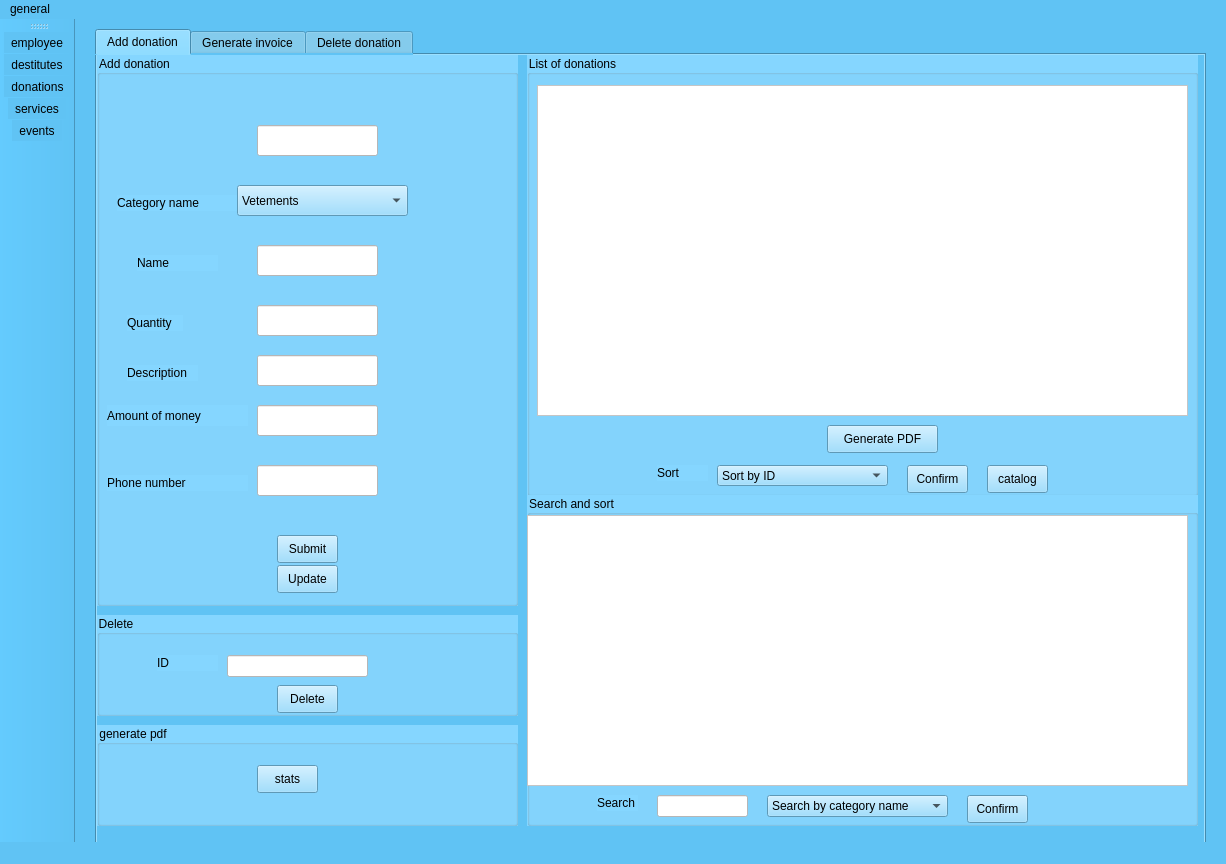
First picture: the form in mainwindow.ui, repository Ghalia9/SmartShareAncCareCenter, before the edit.
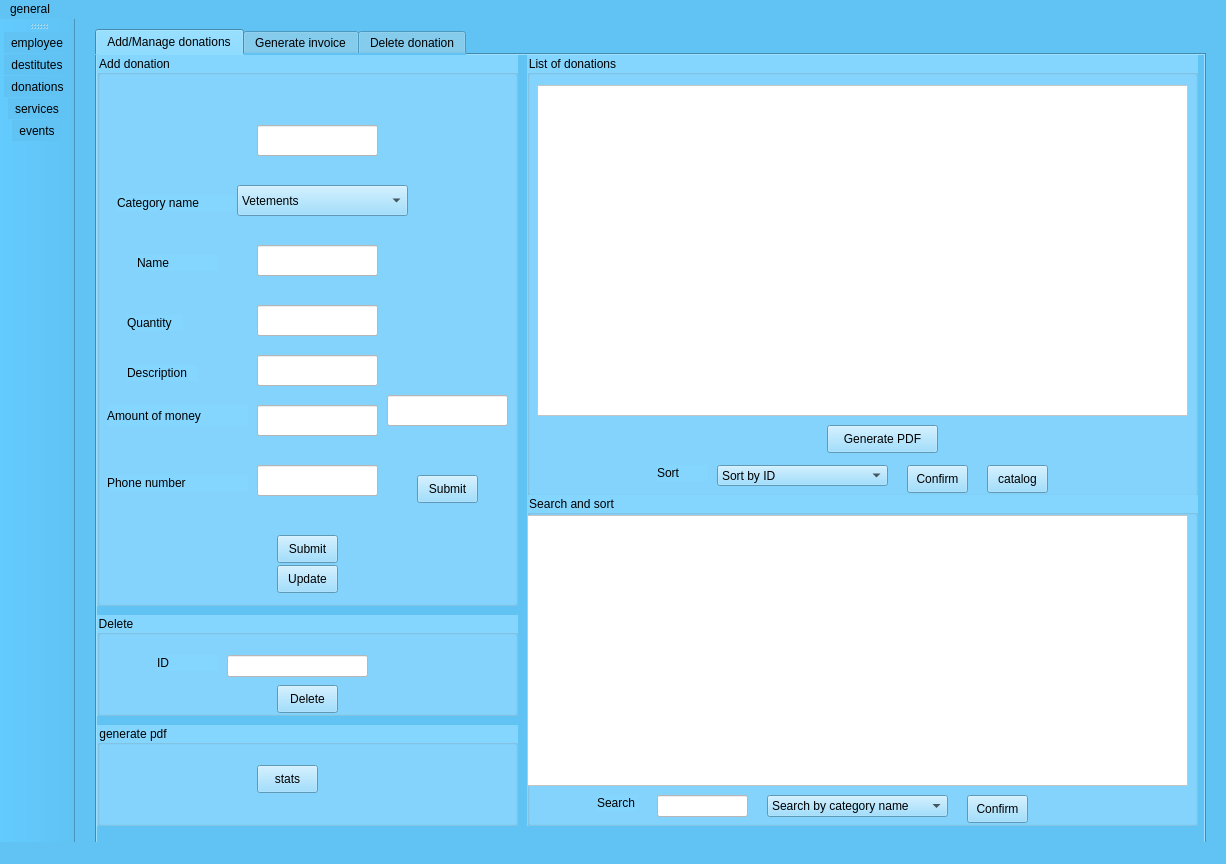
Second picture: the form after the edit. Icons and pictures are not drawn.

Diff of the .ui file:
```diff
--- a/mainwindow.ui
+++ b/mainwindow.ui
@@ -31,7 +31,7 @@
     </property>
     <widget class="QWidget" name="Tab">
      <attribute name="title">
-      <string>Add donation</string>
+      <string>Add/Manage donations</string>
      </attribute>
      <widget class="QGroupBox" name="groupBox_2">
       <property name="geometry">
@@ -255,6 +255,32 @@
         </property>
        </item>
       </widget>
+      <widget class="QLineEdit" name="serviceIdLabel">
+       <property name="geometry">
+        <rect>
+         <x>290</x>
+         <y>340</y>
+         <width>121</width>
+         <height>31</height>
+        </rect>
+       </property>
+       <property name="styleSheet">
+        <string notr="true">background-color: rgb(255, 255, 255);</string>
+       </property>
+      </widget>
+      <widget class="QPushButton" name="pushButton5">
+       <property name="geometry">
+        <rect>
+         <x>320</x>
+         <y>420</y>
+         <width>61</width>
+         <height>28</height>
+        </rect>
+       </property>
+       <property name="text">
+        <string>Submit</string>
+       </property>
+      </widget>
      </widget>
      <widget class="QGroupBox" name="groupBox_4">
       <property name="geometry">
```
Left out of the diff: 18 changed lines with no effect on the pictures.
